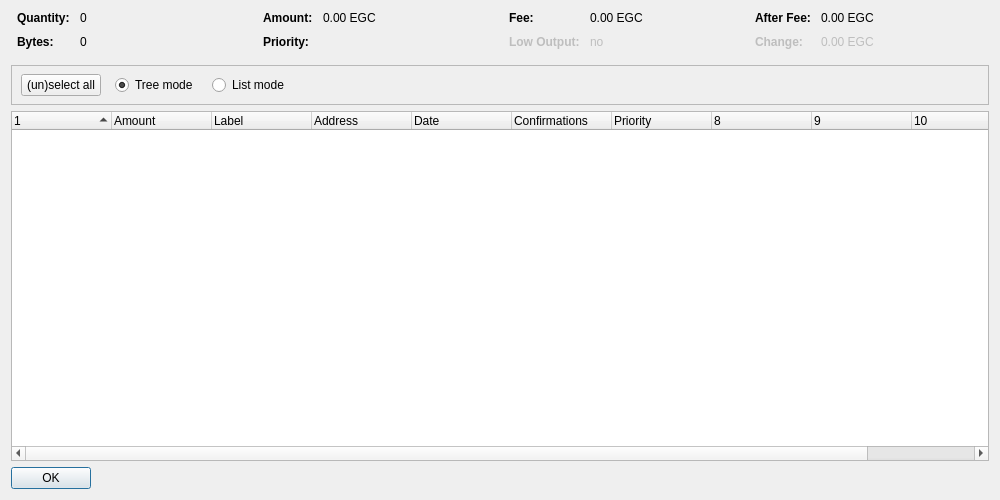
EverGreenCoinDev/EverGreenCoin, file src/qt/forms/coincontroldialog.ui: the form before one commit.
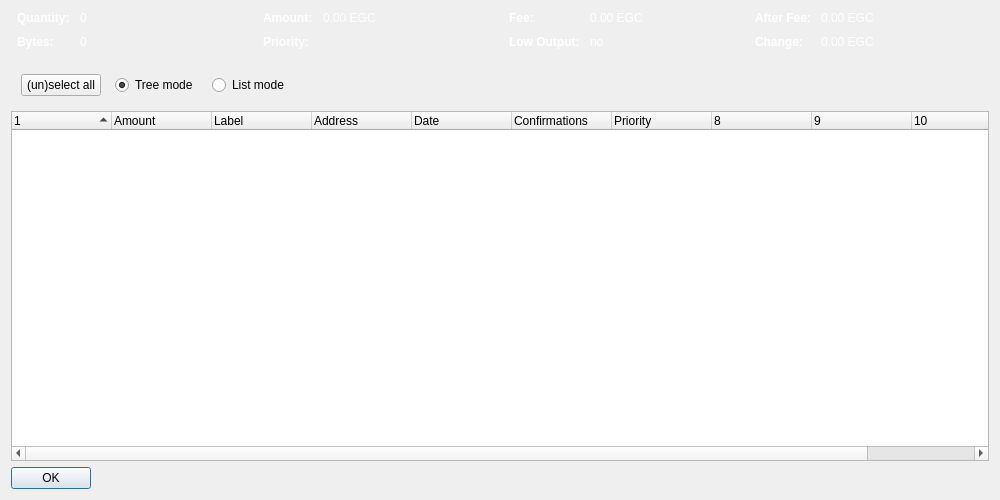
The form after the commit. Custom widgets are drawn as their Qt base class.

Commit message: Apply styling to coin control and options dialog windows

What changed in the file:
```diff
--- a/src/qt/forms/coincontroldialog.ui
+++ b/src/qt/forms/coincontroldialog.ui
@@ -39,7 +39,7 @@
        <item row="0" column="0">
         <widget class="QLabel" name="labelCoinControlQuantityText">
          <property name="styleSheet">
-          <string notr="true">font-weight:bold;</string>
+          <string notr="true">color: #ffffff; font-weight:bold;</string>
          </property>
          <property name="text">
           <string>Quantity:</string>
@@ -54,6 +54,9 @@
          <property name="contextMenuPolicy">
           <enum>Qt::ActionsContextMenu</enum>
          </property>
+         <property name="styleSheet">
+          <string notr="true">color: #ffffff; </string>
+         </property>
          <property name="text">
           <string notr="true">0</string>
          </property>
@@ -65,7 +68,7 @@
        <item row="1" column="0">
         <widget class="QLabel" name="labelCoinControlBytesText">
          <property name="styleSheet">
-          <string notr="true">font-weight:bold;</string>
+          <string notr="true">color: #ffffff; font-weight:bold;</string>
          </property>
          <property name="text">
           <string>Bytes:</string>
@@ -80,6 +83,9 @@
          <property name="contextMenuPolicy">
           <enum>Qt::ActionsContextMenu</enum>
          </property>
+         <property name="styleSheet">
+          <string notr="true">color: #ffffff; </string>
+         </property>
          <property name="text">
           <string notr="true">0</string>
          </property>
@@ -107,7 +113,7 @@
        <item row="0" column="0">
         <widget class="QLabel" name="labelCoinControlAmountText">
          <property name="styleSheet">
-          <string notr="true">font-weight:bold;</string>
+          <string notr="true">color: #ffffff; font-weight:bold;</string>
          </property>
          <property name="text">
           <string>Amount:</string>
@@ -122,6 +128,9 @@
          <property name="contextMenuPolicy">
           <enum>Qt::ActionsContextMenu</enum>
          </property>
+         <property name="styleSheet">
+          <string notr="true">color: #ffffff; </string>
+         </property>
          <property name="text">
           <string notr="true">0.00 EGC</string>
          </property>
@@ -133,7 +142,7 @@
        <item row="1" column="0">
         <widget class="QLabel" name="labelCoinControlPriorityText">
          <property name="styleSheet">
-          <string notr="true">font-weight:bold;</string>
+          <string notr="true">color: #ffffff; font-weight:bold;</string>
          </property>
          <property name="text">
           <string>Priority:</string>
@@ -175,7 +184,7 @@
        <item row="0" column="0">
         <widget class="QLabel" name="labelCoinControlFeeText">
          <property name="styleSheet">
-          <string notr="true">font-weight:bold;</string>
+          <string notr="true">color: #ffffff; font-weight:bold;</string>
          </property>
          <property name="text">
           <string>Fee:</string>
@@ -190,6 +199,9 @@
          <property name="contextMenuPolicy">
           <enum>Qt::ActionsContextMenu</enum>
          </property>
+         <property name="styleSheet">
+          <string notr="true">color: #ffffff; </string>
+         </property>
          <property name="text">
           <string notr="true">0.00 EGC</string>
          </property>
@@ -204,7 +216,7 @@
           <bool>false</bool>
          </property>
          <property name="styleSheet">
-          <string notr="true">font-weight:bold;</string>
+          <string notr="true">color: #ffffff; font-weight:bold;</string>
          </property>
          <property name="text">
           <string>Low Output:</string>
@@ -222,6 +234,9 @@
          <property name="contextMenuPolicy">
           <enum>Qt::ActionsContextMenu</enum>
          </property>
+         <property name="styleSheet">
+          <string notr="true">color: #ffffff; </string>
+         </property>
          <property name="text">
           <string notr="true">no</string>
          </property>
@@ -249,7 +264,7 @@
        <item row="0" column="0">
         <widget class="QLabel" name="labelCoinControlAfterFeeText">
          <property name="styleSheet">
-          <string notr="true">font-weight:bold;</string>
+          <string notr="true">color: #ffffff; font-weight:bold;</string>
          </property>
          <property name="text">
           <string>After Fee:</string>
@@ -264,6 +279,9 @@
          <property name="contextMenuPolicy">
           <enum>Qt::ActionsContextMenu</enum>
          </property>
+         <property name="styleSheet">
+          <string notr="true">color: #ffffff; </string>
+         </property>
          <property name="text">
           <string notr="true">0.00 EGC</string>
          </property>
@@ -278,7 +296,7 @@
           <bool>false</bool>
          </property>
          <property name="styleSheet">
-          <string notr="true">font-weight:bold;</string>
+          <string notr="true">color: #ffffff; font-weight:bold;</string>
          </property>
          <property name="text">
           <string>Change:</string>
@@ -296,6 +314,9 @@
          <property name="contextMenuPolicy">
           <enum>Qt::ActionsContextMenu</enum>
          </property>
+         <property name="styleSheet">
+          <string notr="true">color: #ffffff; </string>
+         </property>
          <property name="text">
           <string notr="true">0.00 EGC</string>
          </property>
@@ -316,6 +337,9 @@
        <height>40</height>
       </size>
      </property>
+     <property name="styleSheet">
+      <string notr="true">QFrame {background-color: transparent;}</string>
+     </property>
      <property name="frameShape">
       <enum>QFrame::StyledPanel</enum>
      </property>
```
Left out of the diff: 3 changed lines with no effect on the pictures. The commit also changes 3 other files.
